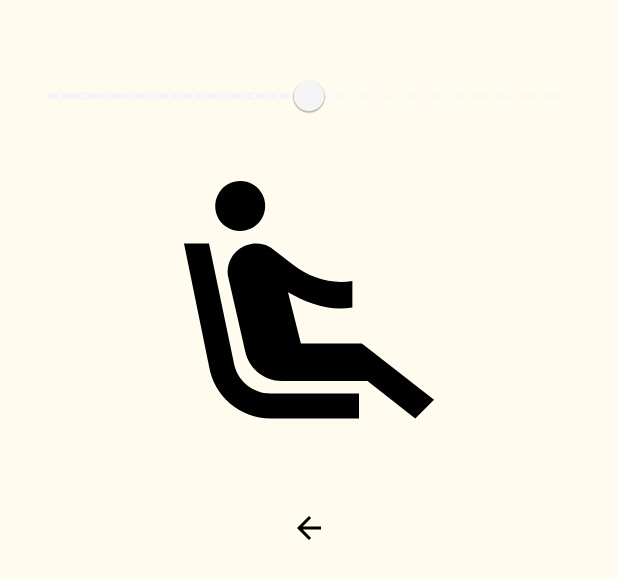
After one commit to EmilienRY/projetMobile, an Android app: the layout activity_comparaison.xml on its own in the app's theme, with its tools: preview values and no code run, on a phone screen of 412 x 824 dp. The commit adds this screen. Shown: the top 579 px of the screen. Run offline under Robolectric (Android 15) with nearby library versions, the phone set to English and light mode, and no system bars.

Commit message:
ajout comparaison avec slider + correction bug.

```diff
--- /dev/null
+++ b/app/src/main/res/drawable/ic_arrow_back.xml
@@ -0,0 +1,5 @@
+<vector xmlns:android="http://schemas.android.com/apk/res/android" android:autoMirrored="true" android:height="24dp" android:tint="#000000" android:viewportHeight="24" android:viewportWidth="24" android:width="24dp">
+
+    <path android:fillColor="@android:color/white" android:pathData="M20,11H7.83l5.59,-5.59L12,4l-8,8 8,8 1.41,-1.41L7.83,13H20v-2z"/>
+
+</vector>
--- /dev/null
+++ b/app/src/main/res/drawable/placeholder_graph.xml
@@ -0,0 +1,5 @@
+<vector xmlns:android="http://schemas.android.com/apk/res/android" android:height="24dp" android:tint="#000000" android:viewportHeight="24" android:viewportWidth="24" android:width="24dp">
+
+    <path android:fillColor="@android:color/white" android:pathData="M5.35,5.64c-0.9,-0.64 -1.12,-1.88 -0.49,-2.79 0.63,-0.9 1.88,-1.12 2.79,-0.49 0.9,0.64 1.12,1.88 0.49,2.79 -0.64,0.9 -1.88,1.12 -2.79,0.49zM16,19L8.93,19c-1.48,0 -2.74,-1.08 -2.96,-2.54L4,7L2,7l1.99,9.76C4.37,19.2 6.47,21 8.94,21L16,21v-2zM16.23,15h-4.88l-1.03,-4.1c1.58,0.89 3.28,1.54 5.15,1.22L15.47,9.99c-1.63,0.31 -3.44,-0.27 -4.69,-1.25L9.14,7.47c-0.23,-0.18 -0.49,-0.3 -0.76,-0.38 -0.32,-0.09 -0.66,-0.12 -0.99,-0.06h-0.02c-1.23,0.22 -2.05,1.39 -1.84,2.61l1.35,5.92C7.16,16.98 8.39,18 9.83,18h6.85l3.82,3 1.5,-1.5 -5.77,-4.5z"/>
+
+</vector>
--- /dev/null
+++ b/app/src/main/res/layout/activity_comparaison.xml
@@ -0,0 +1,61 @@
+<ScrollView xmlns:android="http://schemas.android.com/apk/res/android"
+    android:background="#FFFBEF"
+    android:layout_width="match_parent"
+    android:layout_height="match_parent">
+
+    <LinearLayout
+        android:orientation="vertical"
+        android:gravity="center_horizontal"
+        android:layout_width="match_parent"
+        android:layout_height="wrap_content"
+        android:padding="16dp">
+
+        <!-- Slider d'image -->
+        <FrameLayout
+            android:layout_width="match_parent"
+            android:layout_height="wrap_content"
+            android:layout_marginBottom="16dp">
+
+            <ImageView
+                android:id="@+id/imageOriginale"
+                android:layout_width="match_parent"
+                android:layout_height="wrap_content"
+                android:adjustViewBounds="true"
+                android:scaleType="fitCenter" />
+
+            <ImageView
+                android:id="@+id/imageTraitee"
+                android:layout_width="match_parent"
+                android:layout_height="wrap_content"
+                android:adjustViewBounds="true"
+                android:scaleType="fitCenter" />
+        </FrameLayout>
+
+        <com.google.android.material.slider.Slider
+            android:id="@+id/slider"
+            android:layout_width="match_parent"
+            android:layout_height="wrap_content"
+            android:valueFrom="0"
+            android:valueTo="100"
+            android:value="50"
+            android:stepSize="1"
+            android:layout_marginTop="8dp" />
+
+        <!-- Placeholder pour la courbe -->
+        <ImageView
+            android:layout_width="match_parent"
+            android:layout_height="200dp"
+            android:layout_marginTop="16dp"
+            android:src="@drawable/placeholder_graph" />
+
+        <!-- Retour -->
+        <ImageButton
+            android:layout_width="48dp"
+            android:layout_height="48dp"
+            android:layout_marginTop="24dp"
+            android:src="@drawable/ic_arrow_back"
+            android:backgroundTint="#D4A373"
+            android:background="@drawable/rounded_button"
+            android:onClick="onBackPressed"/>
+    </LinearLayout>
+</ScrollView>
--- a/app/src/main/res/layout/activity_visu.xml
+++ b/app/src/main/res/layout/activity_visu.xml
@@ -91,6 +91,7 @@
                 android:background="@drawable/rounded_button" />
 
             <ImageButton
+                android:id="@+id/btnSaveToGallery"
                 android:src="@drawable/ic_download"
                 android:layout_margin="8dp"
                 android:layout_width="48dp"
```
Also changed, not shown: app/src/main/AndroidManifest.xml (+7 -0 lines), app/src/main/java/com/example/superpixelapp/MainFragment/CreationFragment.java (+16 -1 lines), app/src/main/java/com/example/superpixelapp/Visu/ComparaisonActivity.java (+67 -1 lines), app/src/main/java/com/example/superpixelapp/Visu/VisuActivity.java (+30 -0 lines), app/src/main/java/com/example/superpixelapp/utils/ImageSavingUtil.java (+68 -1 lines).
